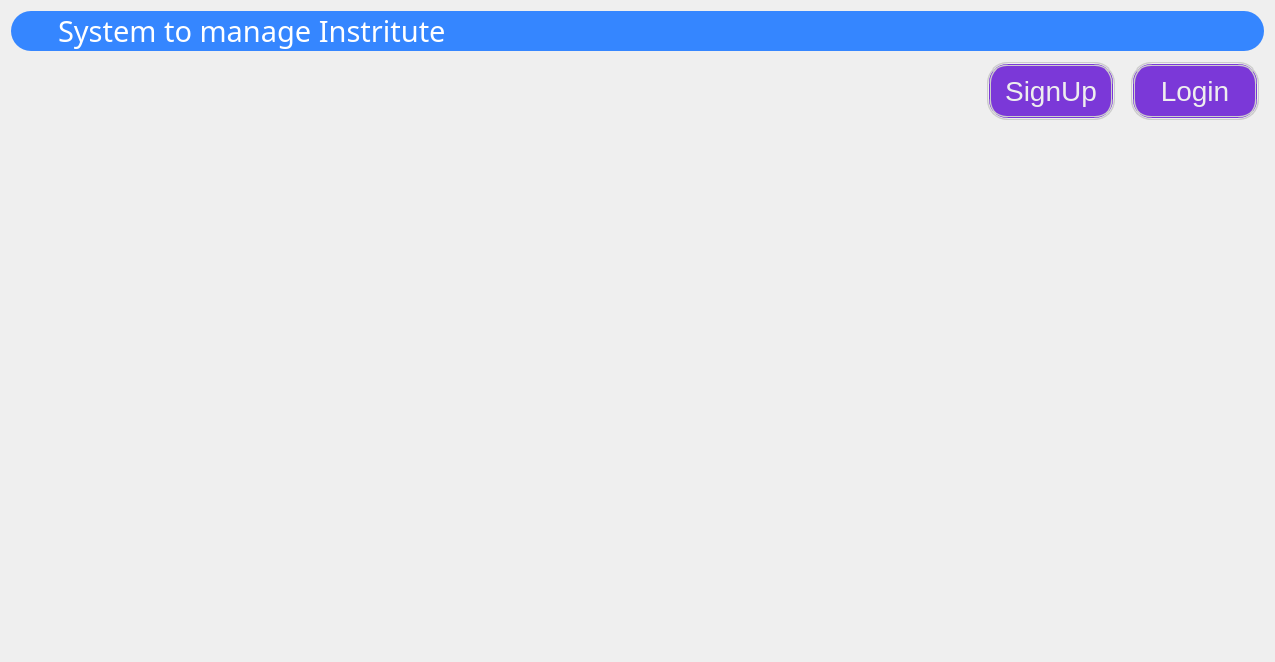
The window that Frontend/home/ui_home.ui (arque1393/ProjectStudentManagement) describes before a commit, drawn with Qt 5.
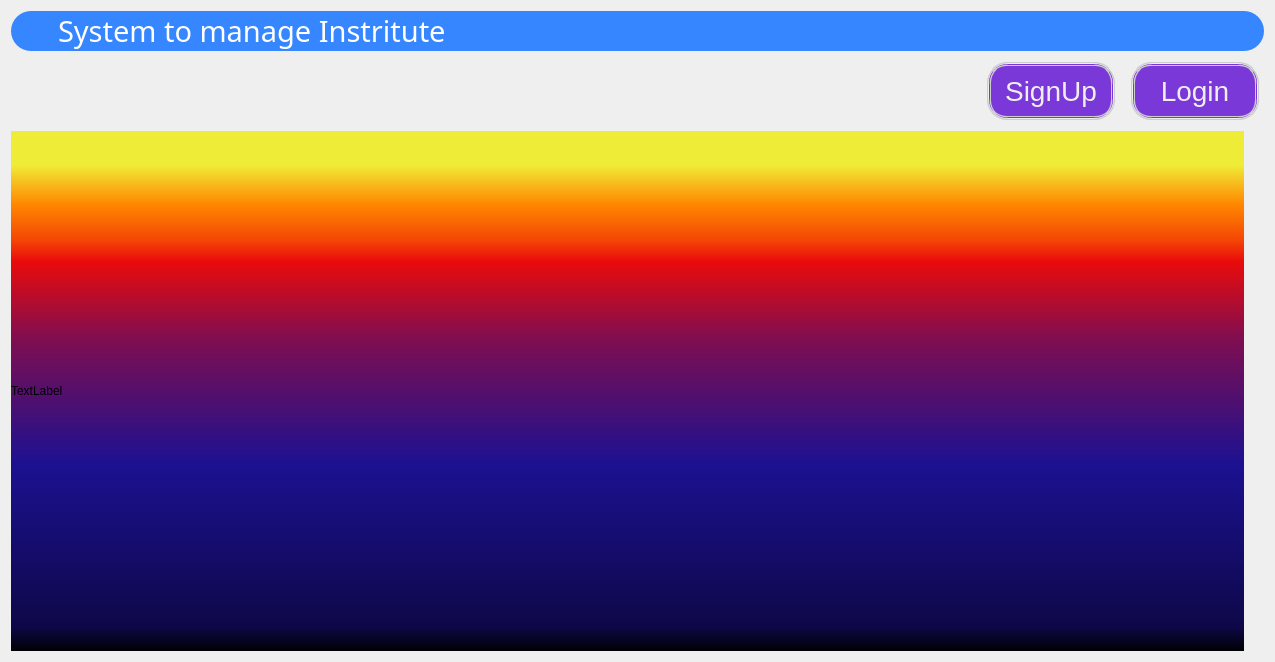
The same window after the commit.

Diff of the .ui file:
```diff
--- a/Frontend/home/ui_home.ui
+++ b/Frontend/home/ui_home.ui
@@ -125,6 +125,18 @@
    </item>
    <item>
     <layout class="QHBoxLayout" name="horizontalLayout_3">
+     <item>
+      <widget class="QLabel" name="label_2">
+       <property name="styleSheet">
+        <string notr="true">QLabel{
+background-color:qlineargradient(spread:pad, x1:0, y1:1, x2:0, y2:0, stop:0 rgba(0, 0, 0, 255), stop:0.05 rgba(14, 8, 73, 255), stop:0.36 rgba(28, 17, 145, 255), stop:0.6 rgba(126, 14, 81, 255), stop:0.75 rgba(234, 11, 11, 255), stop:0.79 rgba(244, 70, 5, 255), stop:0.86 rgba(255, 136, 0, 255), stop:0.935 rgba(239, 236, 55, 255))
+}</string>
+       </property>
+       <property name="text">
+        <string>TextLabel</string>
+       </property>
+      </widget>
+     </item>
      <item>
       <spacer name="verticalSpacer">
        <property name="orientation">
```
